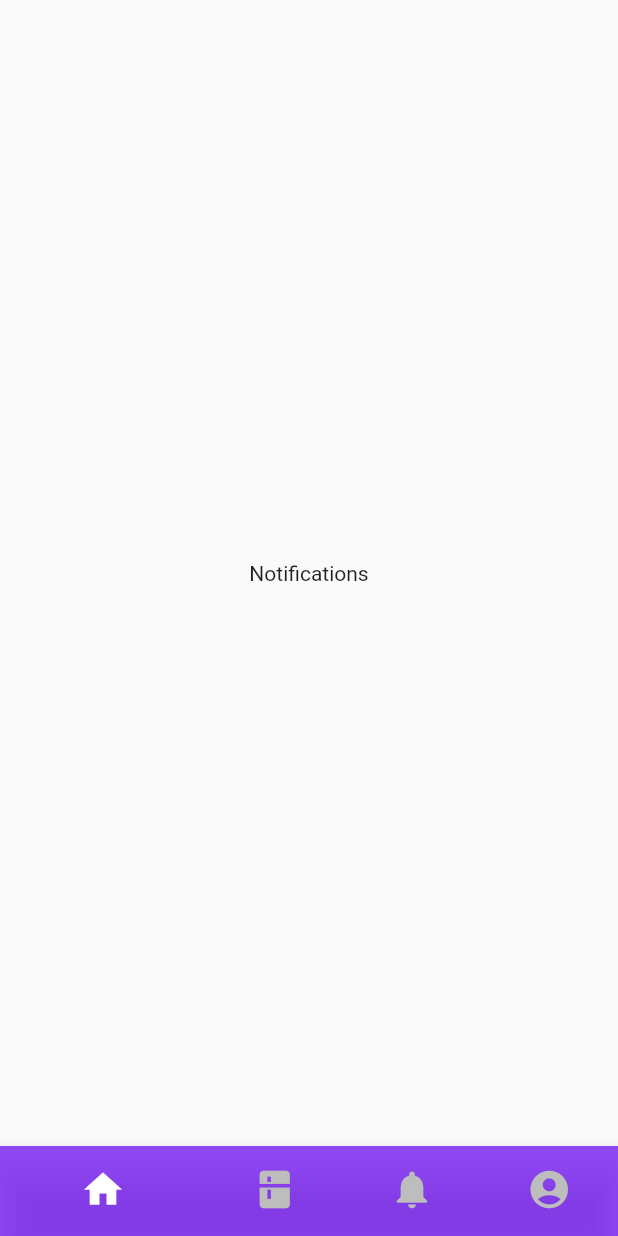
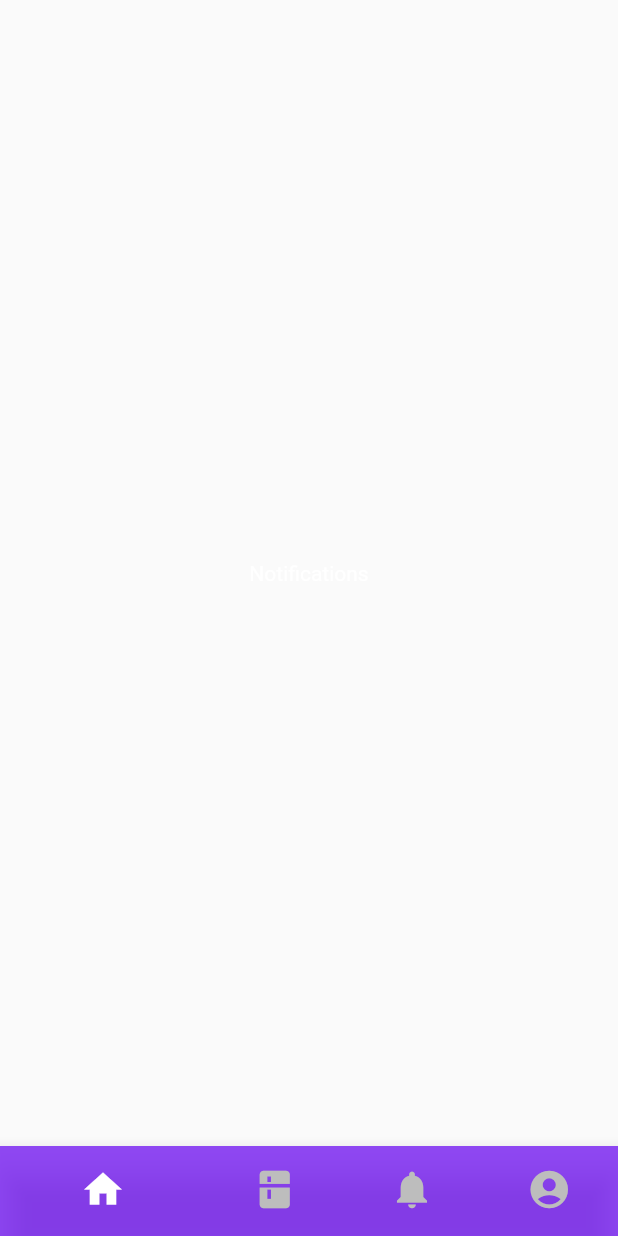
Before and after one commit to gabrielCaio/Kompress, a Flutter app: the screen it shows after launch, swiped to page 3, on a phone screen of 412 x 824 dp. Run offline on Flutter 3.47's test engine with Material 2 defaults, Android fonts, the phone set to English and light mode, and no system bars; our stand-ins replace google_fonts; Roboto replaces fonts that are missing (Domine); project files that could hold a hidden picture were left out.

Commit message:
feat: edit profile, and theme working

```diff
--- a/mobile/lib/app/myapp.dart
+++ b/mobile/lib/app/myapp.dart
@@ -3,10 +3,8 @@ import 'package:flutter/material.dart';
 // Imports das paginas das aplicações
 import 'package:kompress/app/pages/home.dart';
 import 'package:kompress/app/pages/login.dart';
-import 'package:kompress/app/pages/my_pantry.dart';
-import 'package:kompress/app/pages/notifications.dart';
-import 'package:kompress/app/pages/profile.dart';
 import 'package:kompress/app/pages/register.dart';
+import 'package:kompress/app/pages/edit_profile.dart';
 
 // Theme import
 import 'package:kompress/app/utils/theme.dart';
@@ -28,9 +26,7 @@ class MyApp extends StatelessWidget {
         '/login': (context) => const Login(),
         '/register': (context) => const Register(),
         '/home': (context) => const Home(),
-        '/mypantry': (context) => const MyPantry(),
-        '/notifications': (context) => const Notifications(),
-        '/profile': (context) => const Profile(),
+        '/edit': (context) => const EditProfile(),
       },
       // Defining the home page, ### May be not necessary ## TOREVIEW
       home: const Home(),
--- a/mobile/lib/app/utils/theme.dart
+++ b/mobile/lib/app/utils/theme.dart
@@ -24,9 +24,33 @@ class CustomTheme {
 
   static ThemeData get mainTheme {
     return ThemeData(
-      // primaryColor: purple,
-      textTheme: GoogleFonts.domineTextTheme(),
+      primaryColor: purple,
+      hintColor: white,
+      textTheme: TextTheme(
+        headline1: GoogleFonts.domine(color: white),
+        headline2: GoogleFonts.domine(color: white),
+        bodyText1: GoogleFonts.domine(color: white),
+        bodyText2: GoogleFonts.domine(color: white),
+        subtitle1: GoogleFonts.domine(color: white),
+        subtitle2: GoogleFonts.domine(color: white),
+        caption: GoogleFonts.domine(color: white),
+        button: GoogleFonts.domine(color: white),
+        overline: GoogleFonts.domine(color: white),
+      ),
       visualDensity: VisualDensity.adaptivePlatformDensity,
+      inputDecorationTheme: const InputDecorationTheme(
+        hintStyle: TextStyle(fontSize: 18, color: white),
+        errorBorder:
+            UnderlineInputBorder(borderSide: BorderSide(color: lightRed)),
+        border:
+            UnderlineInputBorder(borderSide: BorderSide(color: pastelGreen)),
+        enabledBorder:
+            UnderlineInputBorder(borderSide: BorderSide(color: pastelGreen)),
+        focusedBorder:
+            UnderlineInputBorder(borderSide: BorderSide(color: pastelGreen)),
+        disabledBorder:
+            UnderlineInputBorder(borderSide: BorderSide(color: pastelGreen)),
+      ),
     );
   }
 }
```
Also changed, not shown: mobile/lib/app/components/avatar.dart (+1 -38 lines), mobile/lib/app/pages/edit_profile.dart (added, +94 -0 lines), mobile/lib/app/pages/profile.dart (+33 -3 lines).
